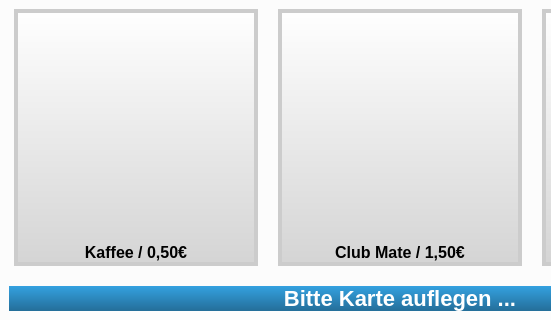
Before: the Qt Designer form main.ui in fsiwi-hka/coffeesale, drawn with Qt 5; both pictures show x 0 to 551 and y 160 to 480 of the 800 by 480 pixel window.
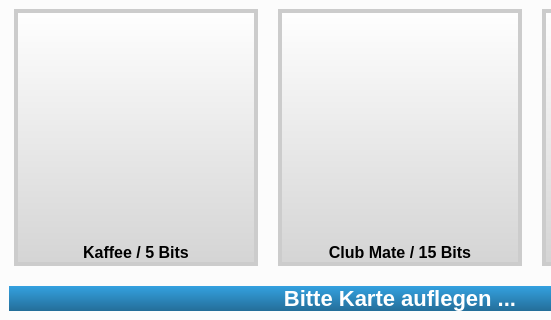
After: the same form once the commit is applied. Icons and pictures are not drawn.

Commit message: Now using Bits instead of Euros

```diff
--- a/main.ui
+++ b/main.ui
@@ -101,7 +101,7 @@
          <string notr="true">image: url(resource/coffee.png);</string>
         </property>
         <property name="text">
-         <string>Kaffee / 0,50€</string>
+         <string>Kaffee / 5 Bits</string>
         </property>
         <property name="checkable">
          <bool>true</bool>
@@ -127,7 +127,7 @@
          <string notr="true">image: url(resource/mate.png);</string>
         </property>
         <property name="text">
-         <string>Club Mate / 1,50€</string>
+         <string>Club Mate / 15 Bits</string>
         </property>
         <property name="checkable">
          <bool>true</bool>
```
The commit also changes 1 other file.
